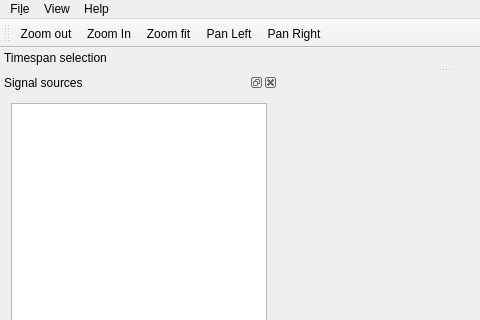
First picture: the form in src/gui/mainwindow.ui, repository windelbouwman/chronos, before the edit; both pictures show x 0 to 480 and y 0 to 320 of the 888 by 603 pixel window.
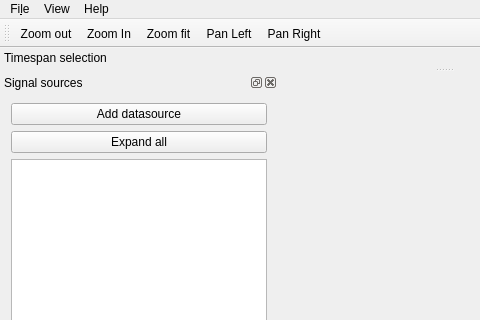
Second picture: the form after the edit.

Commit message: Added some data plugins. Make data source model more functional.

Patch:
```diff
--- a/src/gui/mainwindow.ui
+++ b/src/gui/mainwindow.ui
@@ -77,6 +77,20 @@
    </attribute>
    <widget class="QWidget" name="dockWidgetContents_2">
     <layout class="QVBoxLayout" name="verticalLayout">
+     <item>
+      <widget class="QPushButton" name="pushButtonAddDataSource">
+       <property name="text">
+        <string>Add datasource</string>
+       </property>
+      </widget>
+     </item>
+     <item>
+      <widget class="QPushButton" name="pushButtonExpandAll">
+       <property name="text">
+        <string>Expand all</string>
+       </property>
+      </widget>
+     </item>
      <item>
       <widget class="QTreeView" name="signalsTreeView"/>
      </item>
```
Left out of the diff: 19 changed lines with no effect on the pictures. The commit also changes 18 other files.
